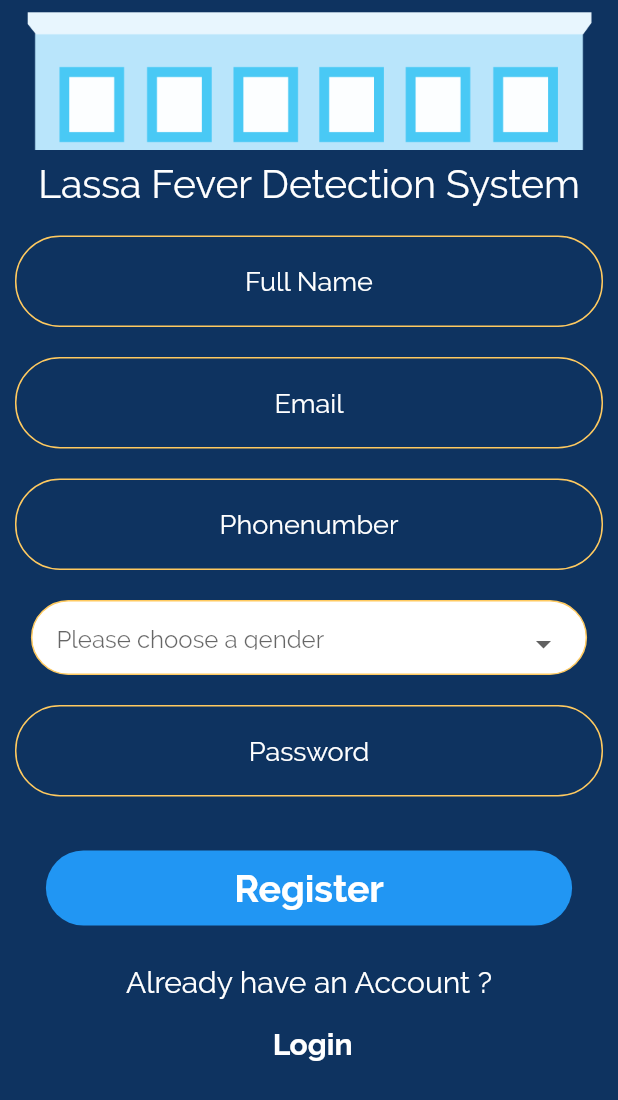
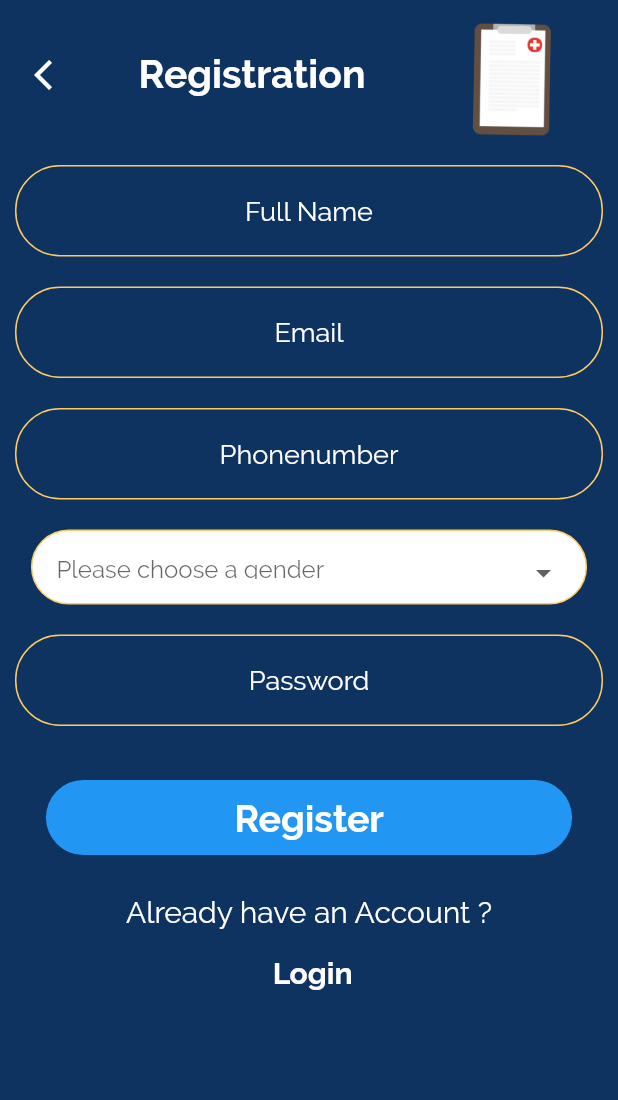
Before and after one commit to aloRanking/lassa_fever_diagnostic_system, a Flutter app: the RegisterPage screen opened directly, on a phone screen of 412 x 824 dp. Shown: the top 1100 px of the screen. Run offline on Flutter 3.47's test engine with Material 2 defaults, Android fonts, the phone set to English and light mode, and no system bars; our stand-ins replace simple_animations; accounts and stored records are empty.

Commit message:
added image for registration

```diff
--- a/lib/screens/register_screen.dart
+++ b/lib/screens/register_screen.dart
@@ -24,37 +24,33 @@ class _RegisterPageState extends State<RegisterPage> {
       backgroundColor: Color(0xFF0E3360),
       body: SafeArea(
         child: SingleChildScrollView(
-          child: Stack(
-            children: <Widget>[
-              Container(
-                height: screenHeight,
-              ),
-              Image.asset('images/hospital.png'),
-
-
-              Positioned(
-                top: 100,
-                child: Container(
-                  width: screenWidth,
-                  color: kBackgroundColor,
           child: Column(
             children: <Widget>[
+              Row(
+                mainAxisAlignment: MainAxisAlignment.spaceAround,
+                children: <Widget>[
 
-                        Container(
-                        padding: EdgeInsets.all(8.0),
-                        width: screenWidth,
-                        child: Column(
-                          children: <Widget>[
-                            Text('Lassa Fever Detection System',
+                  InkWell(
+                        onTap: () {
+                          Navigator.pop(context);
+                        },
+                        child: Icon(Icons.arrow_back_ios, color: Colors.white)),
+
+                  Text('Registration',
                         style: TextStyle(
                           fontSize: 26,
                           color: Colors.white,
+                          fontWeight: FontWeight.bold
                         )),
+
+                  Image.asset(
+                      'images/registration.png',
+                      height: 100,
+                      width: 100,
+                    ),
+
                 ],
               ),
-                      ),
-
-
               Form(
                   key: _formKey,
                   child: Column(
@@ -110,8 +106,7 @@ class _RegisterPageState extends State<RegisterPage> {
                             color: Color(0xFFFFCA60),
                             width: 1.0,
                           ),
-                                  borderRadius:
-                                      BorderRadius.all(Radius.circular(30)),
+                          borderRadius: BorderRadius.all(Radius.circular(30)),
                         ),
                         child: Padding(
                           padding: const EdgeInsets.all(16.0),
@@ -122,8 +117,7 @@ class _RegisterPageState extends State<RegisterPage> {
                                 value: _selectedGender,
                                 items: _gender.map((gender) {
                                   return DropdownMenuItem(
-                                              child: Text(gender),
-                                              value: gender);
+                                      child: Text(gender), value: gender);
                                 }).toList(),
                                 onChanged: (newValue) {
                                   setState(() {
@@ -173,8 +167,7 @@ class _RegisterPageState extends State<RegisterPage> {
                     width: screenWidth * 0.90 - 20,
                     height: 50,
                     decoration: BoxDecoration(
-                              borderRadius:
-                                  BorderRadius.all(Radius.circular(30)),
+                      borderRadius: BorderRadius.all(Radius.circular(30)),
                       color: Colors.blue,
                     ),
                     child: Center(
@@ -203,18 +196,20 @@ class _RegisterPageState extends State<RegisterPage> {
               ),
               Padding(
                 padding: const EdgeInsets.all(8.0),
+                child: GestureDetector(
+                  onTap: (){
+                    Navigator.of(context).pop();
+                  },
                                   child: Text(' Login',
                       style: TextStyle(
                           fontSize: 20,
                           color: Colors.white,
                           fontWeight: FontWeight.w700)),
                 ),
-                    ],
               ),
+               SizedBox(
+                height: 10,
               ),
-              ),
-
-            Container()
 
             ],
           ),
```
Also changed, not shown: images/registration.png (added). Lines whose indentation alone changed are shown as unchanged.
